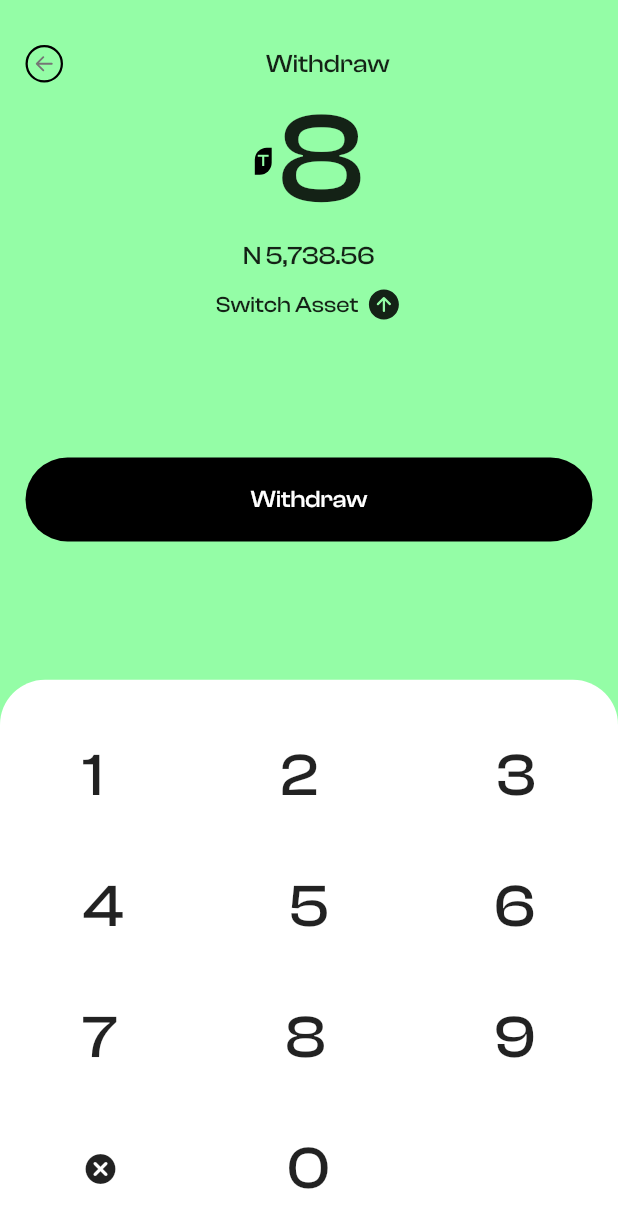
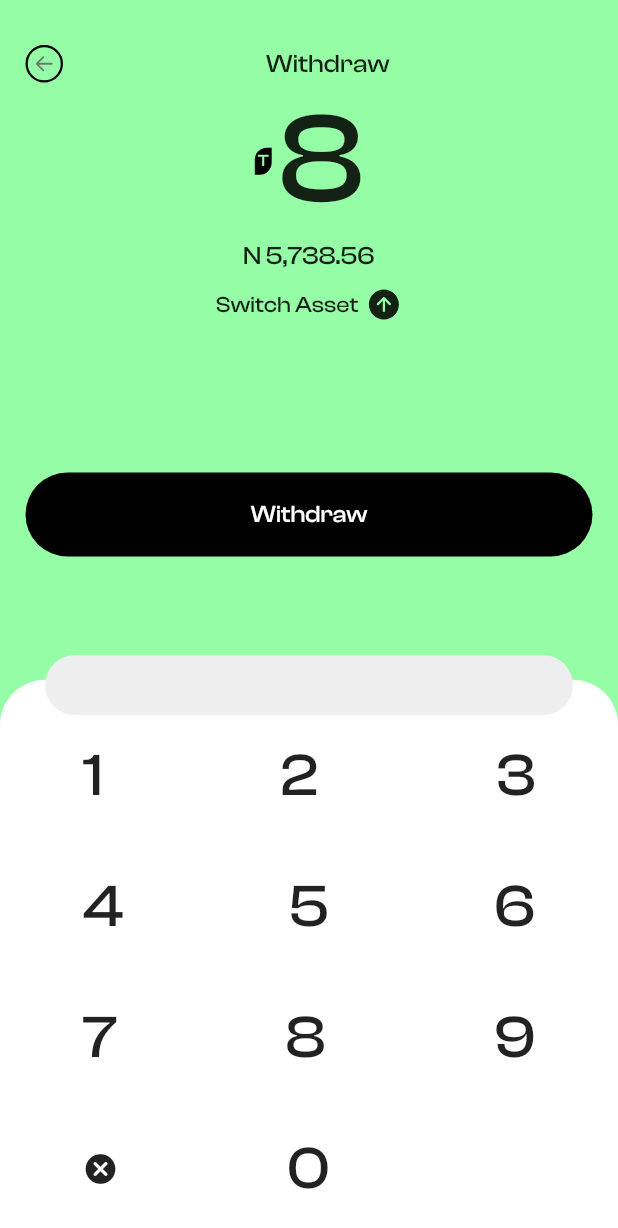
Before and after one commit to ProsperChihimba/flip-clone, a Flutter app: the SendMoney screen opened directly, on a phone screen of 412 x 824 dp. Shown: the top 1228 px of the screen. Run offline on Flutter 3.47's test engine with Material 2 defaults, Android fonts, the phone set to English and light mode, and no system bars; our stand-ins replace fluentui_icons, gap, get.

Commit message:
Update: add stack in keyboard

```diff
--- a/lib/pages/send/index.dart
+++ b/lib/pages/send/index.dart
@@ -1,6 +1,7 @@
 import 'package:flip/pages/send/balanceSelection.dart';
 import 'package:flip/pages/send/keyboard.dart';
 import 'package:flip/pages/send/navigation.dart';
+import 'package:flip/pages/send/walletBalance.dart';
 import 'package:flutter/material.dart';
 import 'package:gap/gap.dart';
 
@@ -16,6 +17,7 @@ class SendMoney extends StatefulWidget {
 class _SendMoneyState extends State<SendMoney> {
   @override
   Widget build(BuildContext context) {
+    final size = AppLayout.getSize(context);
     return Scaffold(
       backgroundColor: const Color.fromARGB(255, 148, 253, 166),
       body: Padding(
@@ -35,7 +37,7 @@ class _SendMoneyState extends State<SendMoney> {
             const BalanceSelection(),
 
             // Withdraw button
-            Gap(AppLayout.getHeight(90)),
+            Gap(AppLayout.getHeight(100)),
             Container(
               padding: EdgeInsets.symmetric(vertical: AppLayout.getHeight(18)),
               //
@@ -59,7 +61,21 @@ class _SendMoneyState extends State<SendMoney> {
       ),
 
       // keyboard
-      bottomNavigationBar: const CUstomKeyboard(),
+      bottomNavigationBar: SizedBox(
+        height: size.height * 0.47,
+        child: Stack(
+          children: const [
+            Align(
+              alignment: AlignmentDirectional.bottomCenter,
+              child: CUstomKeyboard(),
+            ),
+            Align(
+              alignment: AlignmentDirectional.topCenter,
+              child: WalletBalance(),
+            ),
+          ],
+        ),
+      ),
     );
   }
 }
--- /dev/null
+++ b/lib/pages/send/walletBalance.dart
@@ -0,0 +1,23 @@
+import 'package:flip/utils/app_layout.dart';
+import 'package:flutter/material.dart';
+
+class WalletBalance extends StatefulWidget {
+  const WalletBalance({super.key});
+
+  @override
+  State<WalletBalance> createState() => _WalletBalanceState();
+}
+
+class _WalletBalanceState extends State<WalletBalance> {
+  @override
+  Widget build(BuildContext context) {
+    return Container(
+      margin: EdgeInsets.symmetric(horizontal: AppLayout.getWidth(30)),
+      height: AppLayout.getHeight(40),
+      decoration: BoxDecoration(
+        borderRadius: BorderRadius.circular(30),
+        color: Colors.grey.shade200,
+      ),
+    );
+  }
+}
```
